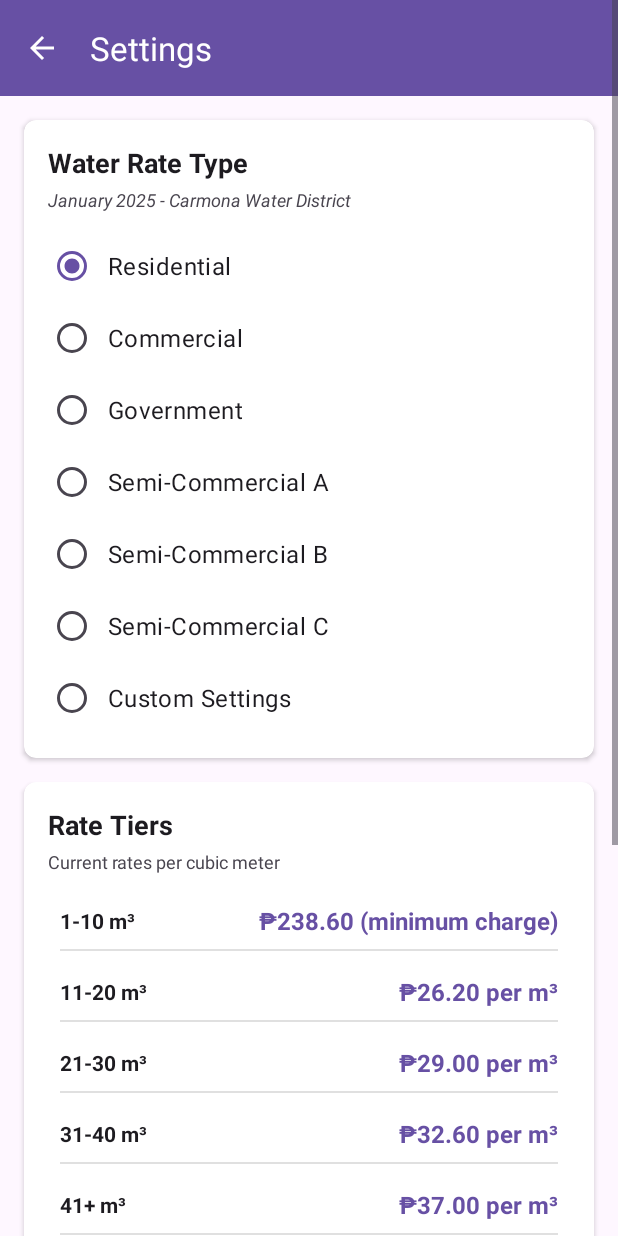
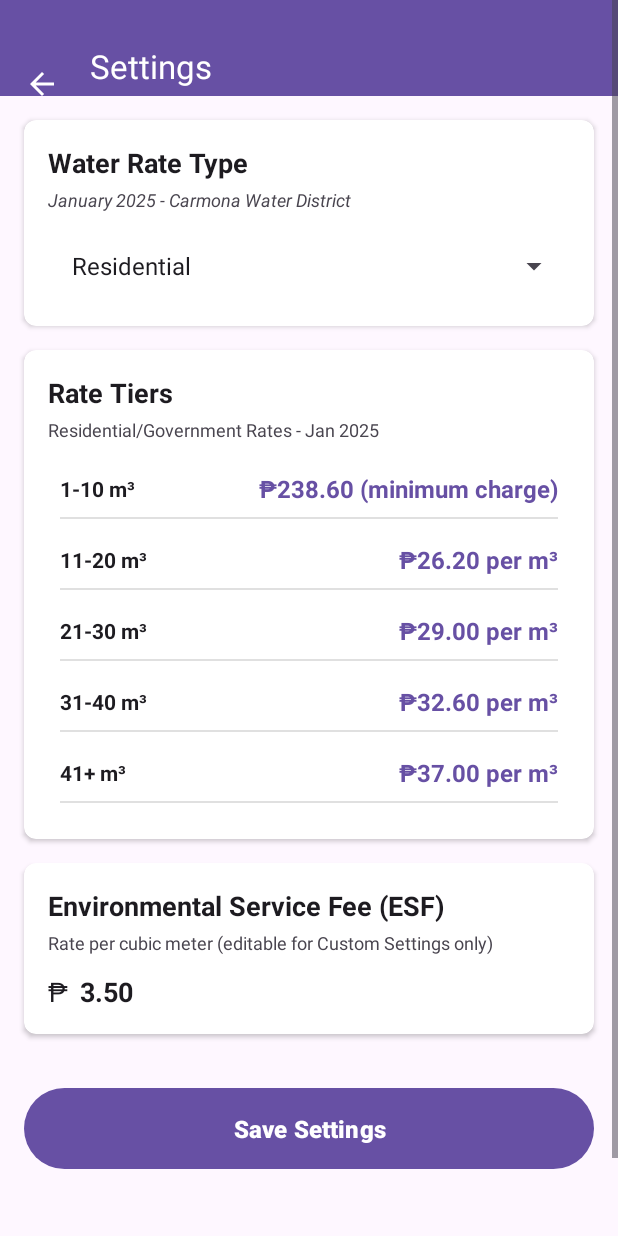
Before and after one commit to CodeKokeshi/MeterSnap, an Android app: the SettingsActivity screen opened directly, with no data from a screen before it, on a phone screen of 412 x 824 dp. Run offline under Robolectric (Android 15) with nearby library versions, the phone set to English and light mode, and no system bars.

Commit message:
Refactor SettingsActivity to use a Spinner for selecting water rate types; implement dynamic loading of ESF rates and enhance UI with an edit dialog for ESF rate adjustments.

```diff
--- a/app/src/main/java/com/kokeshi/metersnap/SettingsActivity.kt
+++ b/app/src/main/java/com/kokeshi/metersnap/SettingsActivity.kt
@@ -6,10 +6,11 @@ import android.view.LayoutInflater
 import android.view.MenuItem
 import android.view.View
 import android.view.WindowManager
+import android.widget.AdapterView
+import android.widget.ArrayAdapter
 import android.widget.Button
 import android.widget.LinearLayout
-import android.widget.RadioButton
-import android.widget.RadioGroup
+import android.widget.Spinner
 import android.widget.TextView
 import android.widget.Toast
 import androidx.appcompat.app.AppCompatActivity
@@ -24,15 +25,9 @@ import com.kokeshi.metersnap.utils.RatePreferences
 class SettingsActivity : AppCompatActivity() {
 
     private lateinit var toolbar: Toolbar
-    private lateinit var radioGroupRateType: RadioGroup
-    private lateinit var radioResidential: RadioButton
-    private lateinit var radioCommercial: RadioButton
-    private lateinit var radioGovernment: RadioButton
-    private lateinit var radioSemiCommercialA: RadioButton
-    private lateinit var radioSemiCommercialB: RadioButton
-    private lateinit var radioSemiCommercialC: RadioButton
-    private lateinit var radioCustom: RadioButton
-    private lateinit var editESFRate: TextInputEditText
+    private lateinit var spinnerRateType: Spinner
+    private lateinit var textESFRate: TextView
+    private lateinit var btnEditESF: Button
     private lateinit var containerRateTiers: LinearLayout
     private lateinit var btnEditCustomRates: Button
     private lateinit var btnSaveSettings: Button
@@ -40,10 +35,24 @@ class SettingsActivity : AppCompatActivity() {
 
     private lateinit var ratePreferences: RatePreferences
     private var customRates: MutableList<TierRate> = mutableListOf()
+    private var currentESFRate: Double = 3.50
+
+    private val rateTypes = listOf(
+        "Residential",
+        "Commercial/Industrial",
+        "Government",
+        "Semi-Commercial A",
+        "Semi-Commercial B",
+        "Semi-Commercial C",
+        "Custom Settings"
+    )
 
     override fun onCreate(savedInstanceState: Bundle?) {
         super.onCreate(savedInstanceState)
         setContentView(R.layout.activity_settings)
+
+        // Enable keyboard to resize window instead of covering content
+        window.setSoftInputMode(WindowManager.LayoutParams.SOFT_INPUT_ADJUST_RESIZE)
 
         ratePreferences = RatePreferences(this)
 
@@ -55,64 +64,87 @@ class SettingsActivity : AppCompatActivity() {
 
     private fun initializeViews() {
         toolbar = findViewById(R.id.toolbar)
-        radioGroupRateType = findViewById(R.id.radio_group_rate_type)
-        radioResidential = findViewById(R.id.radio_residential)
-        radioCommercial = findViewById(R.id.radio_commercial)
-        radioGovernment = findViewById(R.id.radio_government)
-        radioSemiCommercialA = findViewById(R.id.radio_semi_commercial_a)
-        radioSemiCommercialB = findViewById(R.id.radio_semi_commercial_b)
-        radioSemiCommercialC = findViewById(R.id.radio_semi_commercial_c)
-        radioCustom = findViewById(R.id.radio_custom)
-        editESFRate = findViewById(R.id.edit_esf_rate)
+        spinnerRateType = findViewById(R.id.spinner_rate_type)
+        textESFRate = findViewById(R.id.text_esf_rate)
+        btnEditESF = findViewById(R.id.btn_edit_esf)
         containerRateTiers = findViewById(R.id.container_rate_tiers)
         btnEditCustomRates = findViewById(R.id.btn_edit_custom_rates)
         btnSaveSettings = findViewById(R.id.btn_save_settings)
         textRatesSubtitle = findViewById(R.id.text_rates_subtitle)
+
+        // Setup spinner adapter
+        val adapter = ArrayAdapter(this, android.R.layout.simple_spinner_item, rateTypes)
+        adapter.setDropDownViewResource(android.R.layout.simple_spinner_dropdown_item)
+        spinnerRateType.adapter = adapter
     }
 
     private fun setupToolbar() {
         setSupportActionBar(toolbar)
         supportActionBar?.setDisplayHomeAsUpEnabled(true)
         supportActionBar?.setDisplayShowHomeEnabled(true)
+
+        // Add padding to toolbar for status bar
+        toolbar.setPadding(0, getStatusBarHeight(), 0, 0)
+    }
+
+    private fun getStatusBarHeight(): Int {
+        var result = 0
+        val resourceId = resources.getIdentifier("status_bar_height", "dimen", "android")
+        if (resourceId > 0) {
+            result = resources.getDimensionPixelSize(resourceId)
+        }
+        return result
     }
 
     private fun loadSavedSettings() {
         // Load rate type
         val savedType = ratePreferences.getRateType()
+        val position = when (savedType) {
+            WaterRateType.RESIDENTIAL -> 0
+            WaterRateType.COMMERCIAL -> 1
+            WaterRateType.GOVERNMENT -> 2
+            WaterRateType.SEMI_COMMERCIAL_A -> 3
+            WaterRateType.SEMI_COMMERCIAL_B -> 4
+            WaterRateType.SEMI_COMMERCIAL_C -> 5
+            WaterRateType.CUSTOM -> 6
+        }
+
+        spinnerRateType.setSelection(position)
+
+        // Load appropriate settings based on type
         when (savedType) {
             WaterRateType.RESIDENTIAL -> {
-                radioResidential.isChecked = true
-                editESFRate.isEnabled = false
-                editESFRate.setText(String.format(Locale.US, "%.2f", WaterRates.RESIDENTIAL_ESF))
+                currentESFRate = WaterRates.RESIDENTIAL_ESF
+                btnEditESF.visibility = View.GONE
+                textESFRate.text = String.format(Locale.US, "%.2f", currentESFRate)
             }
             WaterRateType.COMMERCIAL -> {
-                radioCommercial.isChecked = true
-                editESFRate.isEnabled = false
-                editESFRate.setText(String.format(Locale.US, "%.2f", WaterRates.COMMERCIAL_ESF))
+                currentESFRate = WaterRates.COMMERCIAL_ESF
+                btnEditESF.visibility = View.GONE
+                textESFRate.text = String.format(Locale.US, "%.2f", currentESFRate)
             }
             WaterRateType.GOVERNMENT -> {
-                radioGovernment.isChecked = true
-                editESFRate.isEnabled = false
-                editESFRate.setText(String.format(Locale.US, "%.2f", WaterRates.GOVERNMENT_ESF))
+                currentESFRate = WaterRates.GOVERNMENT_ESF
+                btnEditESF.visibility = View.GONE
+                textESFRate.text = String.format(Locale.US, "%.2f", currentESFRate)
             }
             WaterRateType.SEMI_COMMERCIAL_A -> {
-                radioSemiCommercialA.isChecked = true
-                editESFRate.isEnabled = false
-                editESFRate.setText(String.format(Locale.US, "%.2f", WaterRates.SEMI_COMMERCIAL_A_ESF))
+                currentESFRate = WaterRates.SEMI_COMMERCIAL_A_ESF
+                btnEditESF.visibility = View.GONE
+                textESFRate.text = String.format(Locale.US, "%.2f", currentESFRate)
             }
             WaterRateType.SEMI_COMMERCIAL_B -> {
-                radioSemiCommercialB.isChecked = true
-                editESFRate.isEnabled = false
-                editESFRate.setText(String.format(Locale.US, "%.2f", WaterRates.SEMI_COMMERCIAL_B_ESF))
+                currentESFRate = WaterRates.SEMI_COMMERCIAL_B_ESF
+                btnEditESF.visibility = View.GONE
+                textESFRate.text = String.format(Locale.US, "%.2f", currentESFRate)
             }
             WaterRateType.SEMI_COMMERCIAL_C -> {
-                radioSemiCommercialC.isChecked = true
-                editESFRate.isEnabled = false
-                editESFRate.setText(String.format(Locale.US, "%.2f", WaterRates.SEMI_COMMERCIAL_C_ESF))
+                currentESFRate = WaterRates.SEMI_COMMERCIAL_C_ESF
+                btnEditESF.visibility = View.GONE
+                textESFRate.text = String.format(Locale.US, "%.2f", currentESFRate)
             }
             WaterRateType.CUSTOM -> {
-                radioCustom.isChecked = true
-                editESFRate.isEnabled = true
+                btnEditESF.visibility = View.VISIBLE
                 btnEditCustomRates.visibility = View.VISIBLE
                 customRates = ratePreferences.getCustomRates().toMutableList()
                 if (customRates.isEmpty()) {
@@ -120,8 +152,8 @@ class SettingsActivity : AppCompatActivity() {
                     customRates = WaterRates.RESIDENTIAL_RATES.toMutableList()
                 }
                 // Load saved custom ESF rate
-                val customESF = ratePreferences.getESFRate()
-                editESFRate.setText(String.format(Locale.US, "%.2f", customESF))
+                currentESFRate = ratePreferences.getESFRate()
+                textESFRate.text = String.format(Locale.US, "%.2f", currentESFRate)
             }
         }
 
@@ -129,53 +161,60 @@ class SettingsActivity : AppCompatActivity() {
     }
 
     private fun setupListeners() {
-        radioGroupRateType.setOnCheckedChangeListener { _, checkedId ->
-            when (checkedId) {
-                R.id.radio_residential -> {
+        spinnerRateType.onItemSelectedListener = object : AdapterView.OnItemSelectedListener {
+            override fun onItemSelected(parent: AdapterView<*>?, view: View?, position: Int, id: Long) {
+                when (position) {
+                    0 -> { // Residential
                         btnEditCustomRates.visibility = View.GONE
-                    editESFRate.isEnabled = false
+                        btnEditESF.visibility = View.GONE
                         textRatesSubtitle.text = "Residential/Government Rates - Jan 2025"
-                    editESFRate.setText(String.format(Locale.US, "%.2f", WaterRates.RESIDENTIAL_ESF))
+                        currentESFRate = WaterRates.RESIDENTIAL_ESF
+                        textESFRate.text = String.format(Locale.US, "%.2f", currentESFRate)
                         updateRateTiersDisplay()
                     }
-                R.id.radio_commercial -> {
+                    1 -> { // Commercial
                         btnEditCustomRates.visibility = View.GONE
-                    editESFRate.isEnabled = false
+                        btnEditESF.visibility = View.GONE
                         textRatesSubtitle.text = "Commercial/Industrial Rates - Jan 2025"
-                    editESFRate.setText(String.format(Locale.US, "%.2f", WaterRates.COMMERCIAL_ESF))
+                        currentESFRate = WaterRates.COMMERCIAL_ESF
+                        textESFRate.text = String.format(Locale.US, "%.2f", currentESFRate)
                         updateRateTiersDisplay()
                     }
-                R.id.radio_government -> {
+                    2 -> { // Government
                         btnEditCustomRates.visibility = View.GONE
-                    editESFRate.isEnabled = false
+                        btnEditESF.visibility = View.GONE
                         textRatesSubtitle.text = "Residential/Government Rates - Jan 2025"
-                    editESFRate.setText(String.format(Locale.US, "%.2f", WaterRates.GOVERNMENT_ESF))
+                        currentESFRate = WaterRates.GOVERNMENT_ESF
+                        textESFRate.text = String.format(Locale.US, "%.2f", currentESFRate)
                         updateRateTiersDisplay()
                     }
-                R.id.radio_semi_commercial_a -> {
+                    3 -> { // Semi-Commercial A
                         btnEditCustomRates.visibility = View.GONE
-                    editESFRate.isEnabled = false
+                        btnEditESF.visibility = View.GONE
                         textRatesSubtitle.text = "Semi-Commercial A Rates - Jan 2025"
-                    editESFRate.setText(String.format(Locale.US, "%.2f", WaterRates.SEMI_COMMERCIAL_A_ESF))
+                        currentESFRate = WaterRates.SEMI_COMMERCIAL_A_ESF
+                        textESFRate.text = String.format(Locale.US, "%.2f", currentESFRate)
                         updateRateTiersDisplay()
                     }
-                R.id.radio_semi_commercial_b -> {
+                    4 -> { // Semi-Commercial B
                         btnEditCustomRates.visibility = View.GONE
-                    editESFRate.isEnabled = false
+                        btnEditESF.visibility = View.GONE
                         textRatesSubtitle.text = "Semi-Commercial B Rates - Jan 2025"
-                    editESFRate.setText(String.format(Locale.US, "%.2f", WaterRates.SEMI_COMMERCIAL_B_ESF))
+                        currentESFRate = WaterRates.SEMI_COMMERCIAL_B_ESF
+                        textESFRate.text = String.format(Locale.US, "%.2f", currentESFRate)
                         updateRateTiersDisplay()
                     }
-                R.id.radio_semi_commercial_c -> {
+                    5 -> { // Semi-Commercial C
                         btnEditCustomRates.visibility = View.GONE
-                    editESFRate.isEnabled = false
+                        btnEditESF.visibility = View.GONE
                         textRatesSubtitle.text = "Semi-Commercial C Rates - Jan 2025"
-                    editESFRate.setText(String.format(Locale.US, "%.2f", WaterRates.SEMI_COMMERCIAL_C_ESF))
+                        currentESFRate = WaterRates.SEMI_COMMERCIAL_C_ESF
+                        textESFRate.text = String.format(Locale.US, "%.2f", currentESFRate)
                         updateRateTiersDisplay()
                     }
-                R.id.radio_custom -> {
+                    6 -> { // Custom
                         btnEditCustomRates.visibility = View.VISIBLE
-                    editESFRate.isEnabled = true
+                        btnEditESF.visibility = View.VISIBLE
                         textRatesSubtitle.text = "Your custom settings (editable)"
                         // Load saved custom rates and ESF
                         customRates = ratePreferences.getCustomRates().toMutableList()
@@ -183,15 +222,24 @@ class SettingsActivity : AppCompatActivity() {
                             customRates = WaterRates.RESIDENTIAL_RATES.toMutableList()
                         }
                         // Load saved custom ESF rate
-                    val customESF = ratePreferences.getESFRate()
-                    editESFRate.setText(String.format(Locale.US, "%.2f", customESF))
+                        currentESFRate = ratePreferences.getESFRate()
+                        textESFRate.text = String.format(Locale.US, "%.2f", currentESFRate)
                         updateRateTiersDisplay()
                     }
                 }
             }
 
+            override fun onNothingSelected(parent: AdapterView<*>?) {
+                // Do nothing
+            }
+        }
+
         btnEditCustomRates.setOnClickListener {
             showCustomRatesDialog()
+        }
+
+        btnEditESF.setOnClickListener {
+            showESFDialog()
         }
 
         btnSaveSettings.setOnClickListener {
@@ -202,14 +250,14 @@ class SettingsActivity : AppCompatActivity() {
     private fun updateRateTiersDisplay() {
         containerRateTiers.removeAllViews()
 
-        val rates = when {
-            radioResidential.isChecked -> WaterRates.RESIDENTIAL_RATES
-            radioCommercial.isChecked -> WaterRates.COMMERCIAL_RATES
-            radioGovernment.isChecked -> WaterRates.GOVERNMENT_RATES
-            radioSemiCommercialA.isChecked -> WaterRates.SEMI_COMMERCIAL_A_RATES
-            radioSemiCommercialB.isChecked -> WaterRates.SEMI_COMMERCIAL_B_RATES
-            radioSemiCommercialC.isChecked -> WaterRates.SEMI_COMMERCIAL_C_RATES
-            radioCustom.isChecked -> customRates
+        val rates = when (spinnerRateType.selectedItemPosition) {
+            0 -> WaterRates.RESIDENTIAL_RATES
+            1 -> WaterRates.COMMERCIAL_RATES
+            2 -> WaterRates.GOVERNMENT_RATES
+            3 -> WaterRates.SEMI_COMMERCIAL_A_RATES
+            4 -> WaterRates.SEMI_COMMERCIAL_B_RATES
+            5 -> WaterRates.SEMI_COMMERCIAL_C_RATES
+            6 -> customRates
             else -> WaterRates.RESIDENTIAL_RATES
         }
 
@@ -308,30 +356,74 @@ class SettingsActivity : AppCompatActivity() {
         dialog.show()
     }
 
+    private fun showESFDialog() {
+        val dialogView = LayoutInflater.from(this).inflate(R.layout.dialog_edit_esf, null)
+
+        val editESF = dialogView.findViewById<TextInputEditText>(R.id.edit_esf_dialog)
+
+        // Pre-fill with current ESF rate
+        editESF.setText(String.format(Locale.US, "%.2f", currentESFRate))
+
+        val dialog = AlertDialog.Builder(this)
+            .setView(dialogView)
+            .create()
+
+        // Enable keyboard to resize dialog content instead of covering it
+        dialog.window?.setSoftInputMode(WindowManager.LayoutParams.SOFT_INPUT_ADJUST_RESIZE)
+
+        dialogView.findViewById<Button>(R.id.btn_cancel_esf).setOnClickListener {
+            dialog.dismiss()
+        }
+
+        dialogView.findViewById<Button>(R.id.btn_save_esf).setOnClickListener {
+            try {
+                val esfText = editESF.text.toString()
+                val esfRate = esfText.toDoubleOrNull()
+
+                if (esfRate == null || esfRate < 0) {
+                    Toast.makeText(this, "Please enter a valid ESF rate", Toast.LENGTH_SHORT).show()
+                    return@setOnClickListener
+                }
+
+                // Update current ESF rate and display
+                currentESFRate = esfRate
+                textESFRate.text = String.format(Locale.US, "%.2f", currentESFRate)
+
+                // Immediately save to preferences
+                ratePreferences.saveESFRate(currentESFRate)
+
+                dialog.dismiss()
+                Toast.makeText(this, "ESF rate updated", Toast.LENGTH_SHORT).show()
+            } catch (e: Exception) {
+                Toast.makeText(this, "Error updating ESF rate: ${e.message}", Toast.LENGTH_SHORT).show()
+            }
+        }
+
+        dialog.show()
+    }
+
     private fun saveSettings() {
         try {
             // Save rate type
-            val rateType = when {
-                radioResidential.isChecked -> WaterRateType.RESIDENTIAL
-                radioCommercial.isChecked -> WaterRateType.COMMERCIAL
-                radioGovernment.isChecked -> WaterRateType.GOVERNMENT
-                radioSemiCommercialA.isChecked -> WaterRateType.SEMI_COMMERCIAL_A
-                radioSemiCommercialB.isChecked -> WaterRateType.SEMI_COMMERCIAL_B
-                radioSemiCommercialC.isChecked -> WaterRateType.SEMI_COMMERCIAL_C
-                radioCustom.isChecked -> WaterRateType.CUSTOM
+            val rateType = when (spinnerRateType.selectedItemPosition) {
+                0 -> WaterRateType.RESIDENTIAL
+                1 -> WaterRateType.COMMERCIAL
+                2 -> WaterRateType.GOVERNMENT
+                3 -> WaterRateType.SEMI_COMMERCIAL_A
+                4 -> WaterRateType.SEMI_COMMERCIAL_B
+                5 -> WaterRateType.SEMI_COMMERCIAL_C
+                6 -> WaterRateType.CUSTOM
                 else -> WaterRateType.RESIDENTIAL
             }
             ratePreferences.saveRateType(rateType)
 
             // Only save ESF rate for custom settings
             if (rateType == WaterRateType.CUSTOM) {
-                val esfRateText = editESFRate.text.toString()
-                val esfRate = esfRateText.toDoubleOrNull()
-                if (esfRate == null || esfRate < 0) {
+                if (currentESFRate < 0) {
                     Toast.makeText(this, "Please enter a valid ESF rate", Toast.LENGTH_SHORT).show()
                     return
                 }
-                ratePreferences.saveESFRate(esfRate)
+                ratePreferences.saveESFRate(currentESFRate)
 
                 // Save custom rates
                 if (customRates.isNotEmpty()) {
--- a/app/src/main/res/layout/activity_settings.xml
+++ b/app/src/main/res/layout/activity_settings.xml
@@ -19,6 +19,8 @@
             android:layout_height="?attr/actionBarSize"
             android:background="?attr/colorPrimary"
             android:elevation="4dp"
+            android:fitsSystemWindows="true"
+            android:paddingTop="0dp"
             android:theme="@style/ThemeOverlay.AppCompat.Dark.ActionBar"
             app:navigationIcon="?attr/homeAsUpIndicator"
             app:title="Settings"
@@ -55,69 +57,14 @@
                     android:textSize="12sp"
                     android:textStyle="italic" />
 
-                <RadioGroup
-                    android:id="@+id/radio_group_rate_type"
+                <Spinner
+                    android:id="@+id/spinner_rate_type"
                     android:layout_width="match_parent"
                     android:layout_height="wrap_content"
-                    android:layout_marginTop="12dp">
-
-                    <RadioButton
-                        android:id="@+id/radio_residential"
-                        android:layout_width="match_parent"
-                        android:layout_height="wrap_content"
-                        android:checked="true"
-                        android:padding="8dp"
-                        android:text="Residential"
-                        android:textSize="16sp" />
-
-                    <RadioButton
-                        android:id="@+id/radio_commercial"
-                        android:layout_width="match_parent"
-                        android:layout_height="wrap_content"
-                        android:padding="8dp"
-                        android:text="Commercial"
-                        android:textSize="16sp" />
-
-                    <RadioButton
-                        android:id="@+id/radio_government"
-                        android:layout_width="match_parent"
-                        android:layout_height="wrap_content"
-                        android:padding="8dp"
-                        android:text="Government"
-                        android:textSize="16sp" />
-
-                    <RadioButton
-                        android:id="@+id/radio_semi_commercial_a"
-                        android:layout_width="match_parent"
-                        android:layout_height="wrap_content"
-                        android:padding="8dp"
-                        android:text="Semi-Commercial A"
-                        android:textSize="16sp" />
-
-                    <RadioButton
-                        android:id="@+id/radio_semi_commercial_b"
-                        android:layout_width="match_parent"
-                        android:layout_height="wrap_content"
-                        android:padding="8dp"
-                        android:text="Semi-Commercial B"
-                        android:textSize="16sp" />
-
-                    <RadioButton
-                        android:id="@+id/radio_semi_commercial_c"
-                        android:layout_width="match_parent"
-                        android:layout_height="wrap_content"
-                        android:padding="8dp"
-                        android:text="Semi-Commercial C"
-                        android:textSize="16sp" />
-
-                    <RadioButton
-                        android:id="@+id/radio_custom"
-                        android:layout_width="match_parent"
-                        android:layout_height="wrap_content"
-                        android:padding="8dp"
-                        android:text="Custom Settings"
-                        android:textSize="16sp" />
-                </RadioGroup>
+                    android:layout_marginTop="12dp"
+                    android:minHeight="48dp"
+                    android:padding="8dp"
+                    android:spinnerMode="dropdown" />
             </LinearLayout>
         </androidx.cardview.widget.CardView>
 
@@ -212,32 +159,34 @@
                     android:layout_width="match_parent"
                     android:layout_height="wrap_content"
                     android:layout_marginTop="12dp"
-                    android:orientation="horizontal">
+                    android:orientation="horizontal"
+                    android:gravity="center_vertical">
 
                     <TextView
                         android:layout_width="wrap_content"
                         android:layout_height="wrap_content"
-                        android:layout_gravity="center_vertical"
                         android:text="₱"
                         android:textColor="?android:attr/textColorPrimary"
-                        android:textSize="18sp" />
+                        android:textSize="18sp"
+                        android:layout_marginEnd="8dp" />
 
-                    <com.google.android.material.textfield.TextInputLayout
+                    <TextView
+                        android:id="@+id/text_esf_rate"
                         android:layout_width="0dp"
                         android:layout_height="wrap_content"
-                        android:layout_marginStart="8dp"
                         android:layout_weight="1"
-                        app:boxBackgroundMode="outline">
+                        android:text="3.50"
+                        android:textColor="?android:attr/textColorPrimary"
+                        android:textSize="18sp"
+                        android:textStyle="bold" />
 
-                        <com.google.android.material.textfield.TextInputEditText
-                            android:id="@+id/edit_esf_rate"
-                            android:layout_width="match_parent"
-                            android:layout_height="wrap_content"
-                            android:hint="ESF Rate"
-                            android:inputType="numberDecimal"
-                            android:text="3.50"
-                            android:textSize="16sp" />
-                    </com.google.android.material.textfield.TextInputLayout>
+                    <Button
+                        android:id="@+id/btn_edit_esf"
+                        style="@style/Widget.Material3.Button.TextButton"
+                        android:layout_width="wrap_content"
+                        android:layout_height="wrap_content"
+                        android:text="Edit"
+                        android:visibility="gone" />
                 </LinearLayout>
             </LinearLayout>
         </androidx.cardview.widget.CardView>
```
Also changed, not shown: app/src/main/res/layout/dialog_edit_esf.xml (added, +67 -0 lines). Lines whose indentation alone changed are shown as unchanged.
